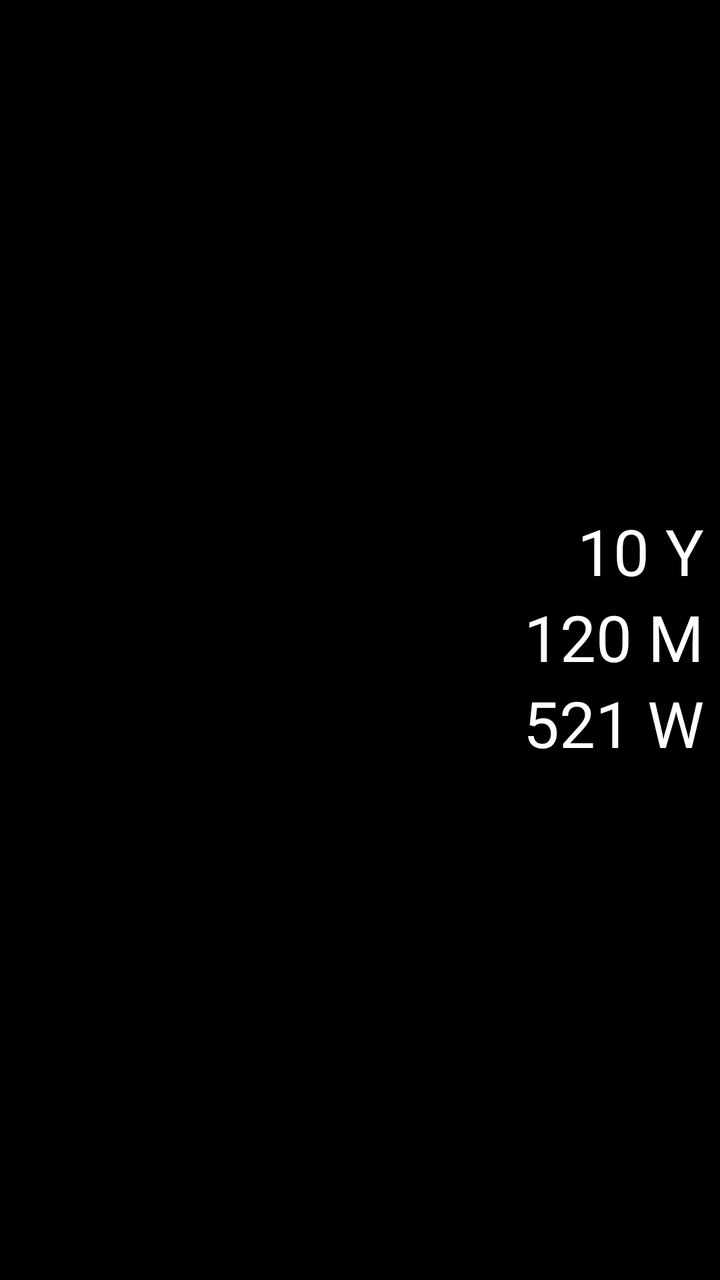
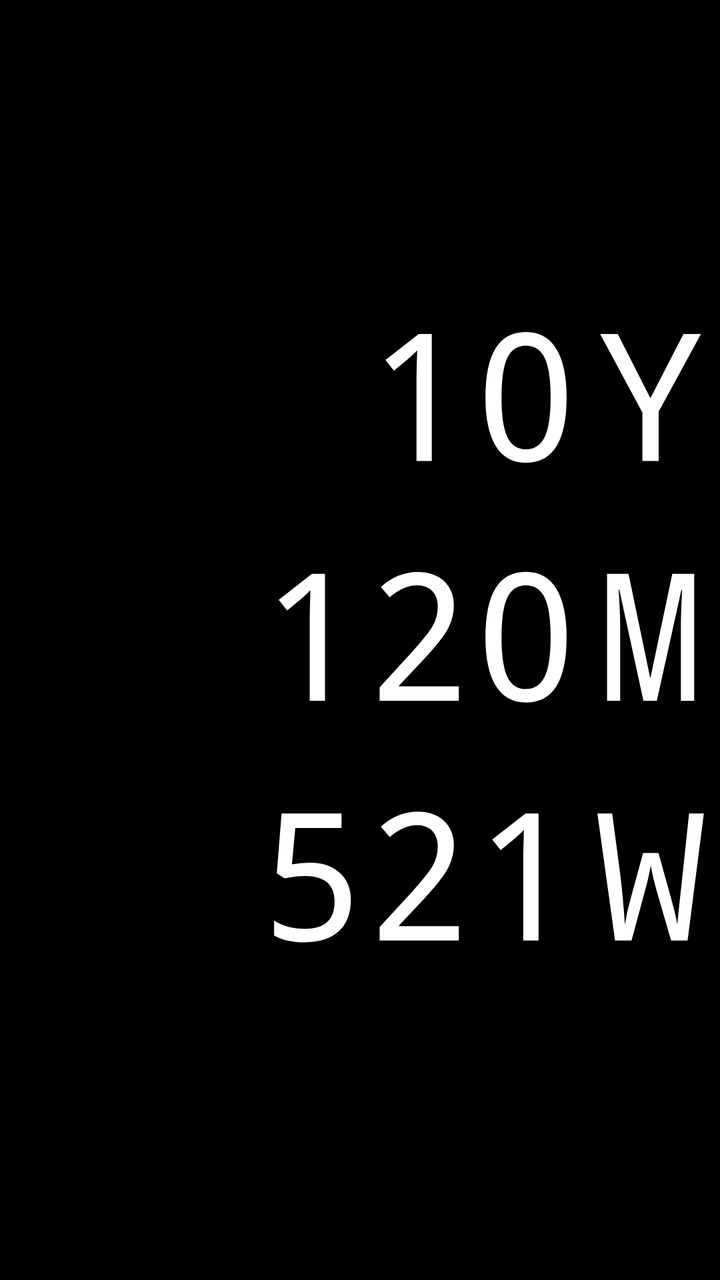

An Android layout rendered at two revisions. The XML below is the earlier revision; the diff shows what the commit changed to produce the second picture.
<!-- AndroidManifest.xml: application theme Theme.App -->
<!-- res/layout/widget_preview.xml -->
<?xml version="1.0" encoding="utf-8"?>
<TextView xmlns:android="http://schemas.android.com/apk/res/android"
    xmlns:tools="http://schemas.android.com/tools"
    android:layout_width="match_parent"
    android:layout_height="match_parent"
    android:autoSizeMaxTextSize="32sp"
    android:autoSizeMinTextSize="12sp"
    android:autoSizeStepGranularity="1sp"
    android:autoSizeTextType="uniform"
    android:background="@color/widget_preview_background"
    android:fontFamily="@font/noto_mono_regular"
    android:gravity="end|center_vertical"
    android:includeFontPadding="false"
    android:lineSpacingMultiplier="1.15"
    android:maxLines="3"
    android:padding="8dp"
    android:text="@string/widget_preview_text"
    android:textColor="@color/widget_preview_foreground"
    android:typeface="monospace"
    tools:ignore="Overdraw" />
<!-- resources referenced by this layout -->
<resources>
  <color name="widget_preview_background">#FF000000</color>
  <color name="widget_preview_foreground">#FFFFFFFF</color>
  <string name="widget_preview_text">10 Y\n120 M\n521 W</string>
  <style name="Theme.App" parent="Theme.Material3.DayNight.NoActionBar" />
</resources>

<!-- the commit's change to res/layout/widget_preview.xml (unified diff, before → after) -->
@@ -1,20 +1,11 @@
 <?xml version="1.0" encoding="utf-8"?>
-<TextView xmlns:android="http://schemas.android.com/apk/res/android"
+<ImageView xmlns:android="http://schemas.android.com/apk/res/android"
     xmlns:tools="http://schemas.android.com/tools"
     android:layout_width="match_parent"
     android:layout_height="match_parent"
-    android:autoSizeMaxTextSize="32sp"
-    android:autoSizeMinTextSize="12sp"
-    android:autoSizeStepGranularity="1sp"
-    android:autoSizeTextType="uniform"
     android:background="@color/widget_preview_background"
-    android:fontFamily="@font/noto_mono_regular"
-    android:gravity="end|center_vertical"
-    android:includeFontPadding="false"
-    android:lineSpacingMultiplier="1.15"
-    android:maxLines="3"
+    android:contentDescription="@string/widget_preview_text"
     android:padding="8dp"
-    android:text="@string/widget_preview_text"
-    android:textColor="@color/widget_preview_foreground"
-    android:typeface="monospace"
+    android:scaleType="fitCenter"
+    android:src="@drawable/widget_preview_text"
     tools:ignore="Overdraw" />
<!-- resource entries referenced after the edit -->
@@ -1,7 +1,7 @@
 <!-- resources referenced by this layout -->
 <resources>
   <color name="widget_preview_background">#FF000000</color>
-  <color name="widget_preview_foreground">#FFFFFFFF</color>
+  <!-- drawable widget_preview_text: vector/xml drawable (drawable, 3197 chars, omitted) -->
   <string name="widget_preview_text">10 Y\n120 M\n521 W</string>
   <style name="Theme.App" parent="Theme.Material3.DayNight.NoActionBar" />
 </resources>
